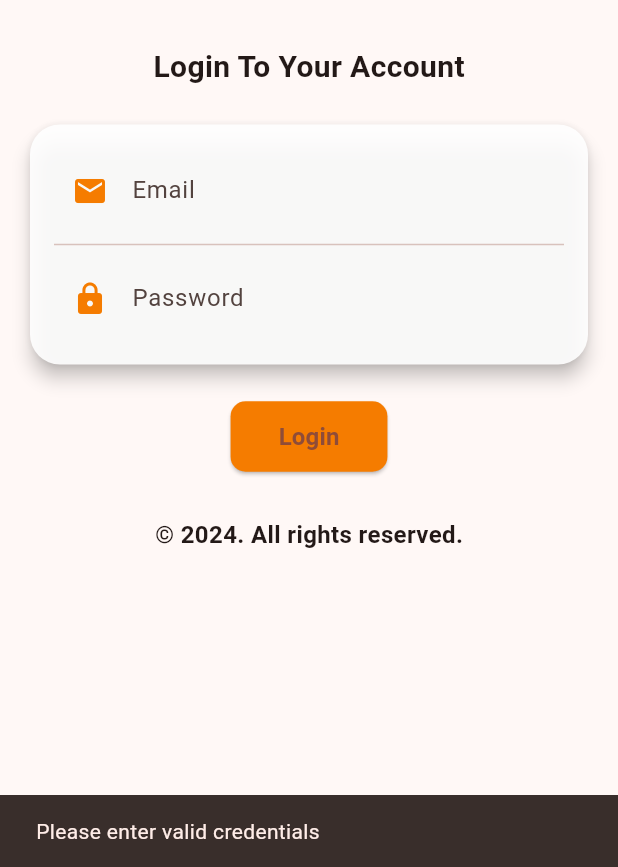
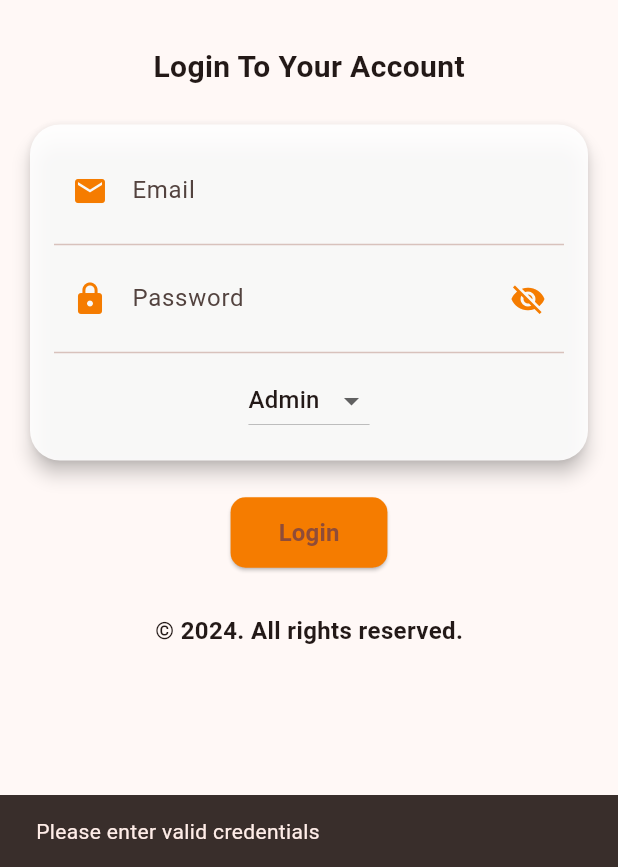
Before and after one commit to abdullahasif2000/durbeen, a Flutter app: the LoginScreen screen opened directly, after a tap on "Login", on a phone screen of 412 x 824 dp, the part 369-1236 px from its top. Run offline on Flutter 3.47's test engine with Material 3 defaults, Android fonts, the phone set to English and light mode, and no system bars.

```diff
--- a/lib/LoginScreen.dart
+++ b/lib/LoginScreen.dart
@@ -1,14 +1,71 @@
 import 'package:flutter/material.dart';
 import 'ModuleScreen.dart';
+import 'api_service.dart';
 
-class LoginScreen extends StatelessWidget {
+class LoginScreen extends StatefulWidget {
   const LoginScreen({super.key});
 
   @override
+  _LoginScreenState createState() => _LoginScreenState();
+}
+
+class _LoginScreenState extends State<LoginScreen> {
+  final TextEditingController emailController = TextEditingController();
+  final TextEditingController passwordController = TextEditingController();
+  String? selectedRole = 'Admin'; // Default role
+  bool _obscurePassword = true; // To control password visibility
+
+  void handleLogin() async {
+    String email = emailController.text.trim();
+    String password = passwordController.text.trim();
+    String role = selectedRole!;
+
+    // Debugging: print login credentials
+    print("Login attempt: Email: $email, Password: $password, Role: $role");
+
+    if (email.isEmpty || password.isEmpty || role.isEmpty) {
+      ScaffoldMessenger.of(context).showSnackBar(
+        const SnackBar(content: Text('Please enter valid credentials')),
+      );
+      return;
+    }
+
+    try {
+      // Call API for login
+      final response = await ApiService().login(email, password, role);
+
+      if (response != null) {
+        Navigator.pushReplacement(
+          context,
+          MaterialPageRoute(builder: (context) => const ModuleScreen()),
+        );
+      } else {
+        ScaffoldMessenger.of(context).showSnackBar(
+          SnackBar(content: Text('Login failed: Invalid credentials')),
+        );
+      }
+    } catch (e) {
+      if (e is FormatException) {
+        // Handle JSON parsing errors
+        ScaffoldMessenger.of(context).showSnackBar(
+          SnackBar(content: Text('Invalid response format: ${e.toString()}')),
+        );
+      } else if (e is Exception) {
+        // Handle other errors such as network issues
+        ScaffoldMessenger.of(context).showSnackBar(
+          SnackBar(content: Text('Error: ${e.toString()}')),
+        );
+      } else {
+        // Handle any unforeseen errors
+        ScaffoldMessenger.of(context).showSnackBar(
+          const SnackBar(content: Text('Unexpected error occurred')),
+        );
+      }
+    }
+  }
+
+  @override
   Widget build(BuildContext context) {
-    final TextEditingController emailController = TextEditingController();
-    final TextEditingController passwordController = TextEditingController();
-
     return Scaffold(
       appBar: PreferredSize(
         preferredSize: const Size.fromHeight(60),
@@ -67,13 +124,42 @@ class LoginScreen extends StatelessWidget {
                       const Divider(),
                       TextField(
                         controller: passwordController,
+                        obscureText: _obscurePassword,
                         decoration: InputDecoration(
                           labelText: 'Password',
                           border: InputBorder.none,
                           prefixIcon:
                           Icon(Icons.lock, color: Colors.orange[700]),
+                          suffixIcon: IconButton(
+                            icon: Icon(
+                              _obscurePassword
+                                  ? Icons.visibility_off
+                                  : Icons.visibility,
+                              color: Colors.orange[700],
+                            ),
+                            onPressed: () {
+                              setState(() {
+                                _obscurePassword = !_obscurePassword;
+                              });
+                            },
+                          ),
                         ),
-                        obscureText: true,
+                      ),
+                      const Divider(),
+                      DropdownButton<String>(
+                        value: selectedRole,
+                        onChanged: (String? newRole) {
+                          setState(() {
+                            selectedRole = newRole;
+                          });
+                        },
+                        items: <String>['Admin', 'Student', 'Faculty']
+                            .map<DropdownMenuItem<String>>((String value) {
+                          return DropdownMenuItem<String>(
+                            value: value,
+                            child: Text(value),
+                          );
+                        }).toList(),
                       ),
                     ],
                   ),
@@ -81,23 +167,7 @@ class LoginScreen extends StatelessWidget {
               ),
               const SizedBox(height: 20),
               ElevatedButton(
-                onPressed: () {
-                  String email = emailController.text;
-                  String password = passwordController.text;
-
-                  if (email.isNotEmpty && password.isNotEmpty) {
-                    Navigator.pushReplacement(
-                      context,
-                      MaterialPageRoute(
-                          builder: (context) => const ModuleScreen()),
-                    );
-                  } else {
-                    ScaffoldMessenger.of(context).showSnackBar(
-                      const SnackBar(
-                          content: Text('Please enter valid credentials')),
-                    );
-                  }
-                },
+                onPressed: handleLogin,
                 style: ElevatedButton.styleFrom(
                   backgroundColor: Colors.orange[700],
                   padding:
--- a/lib/main.dart
+++ b/lib/main.dart
@@ -1,6 +1,5 @@
 import 'package:campus_connect/SplashScreen.dart';
 import 'package:flutter/material.dart';
-import 'loginScreen.dart';
 
 void main() {
   runApp(const MyApp());
--- a/pubspec.yaml
+++ b/pubspec.yaml
@@ -35,6 +35,8 @@ dependencies:
   # The following adds the Cupertino Icons font to your application.
   # Use with the CupertinoIcons class for iOS style icons.
   cupertino_icons: ^1.0.8
+  http: ^1.2.2
+  crypto: ^3.0.6
 
 dev_dependencies:
   flutter_test:
```
Also changed, not shown: lib/api_service.dart (added, +61 -0 lines), pubspec.lock.
